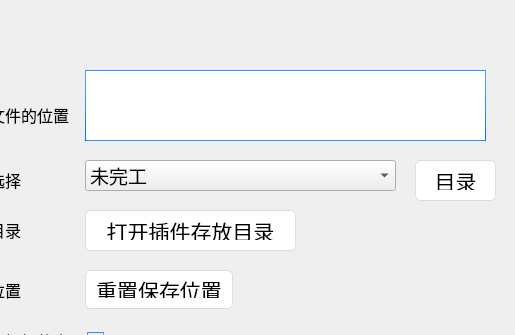
HowieHz/hpyculator, file src/builtin_modules/ui/setting_win.ui: the form before one commit; both pictures show x 125 to 640 and y 0 to 335 of the 640 by 480 pixel window.
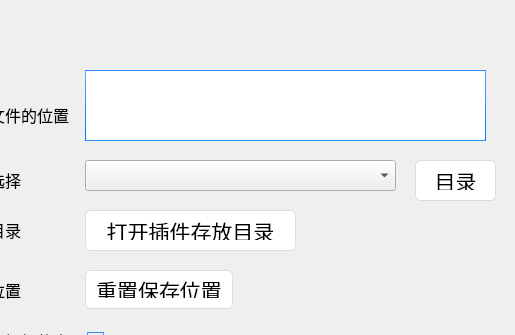
The form after the commit.

Patch:
```diff
--- a/src/builtin_modules/ui/setting_win.ui
+++ b/src/builtin_modules/ui/setting_win.ui
@@ -689,11 +689,6 @@
      <pointsize>14</pointsize>
     </font>
    </property>
-   <item>
-    <property name="text">
-     <string>未完工</string>
-    </property>
-   </item>
   </widget>
   <widget class="QLabel" name="label_3">
    <property name="geometry">
```
Left out of the diff: 32 changed lines with no effect on the pictures.
